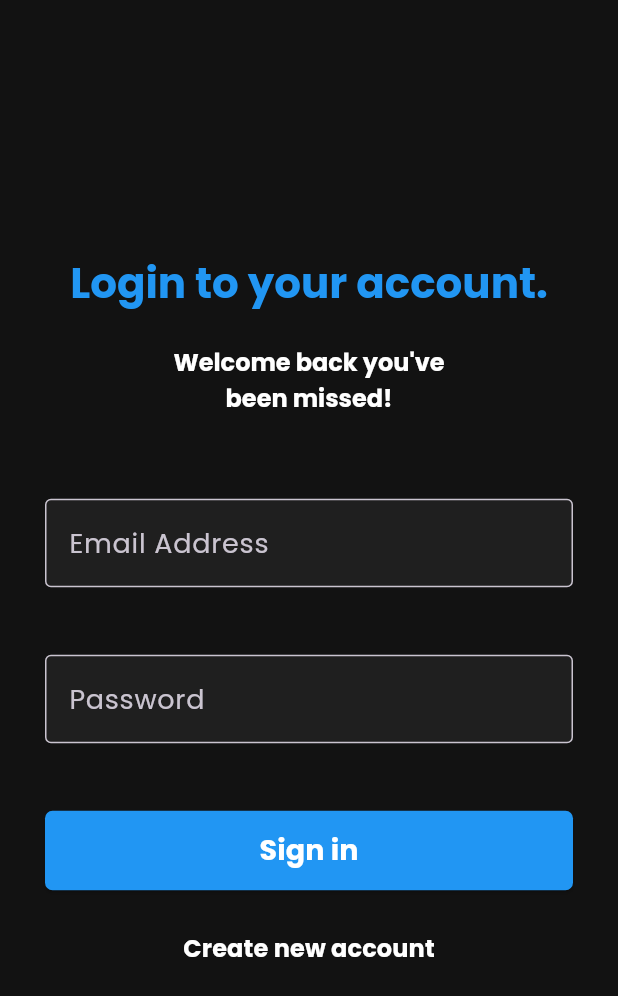
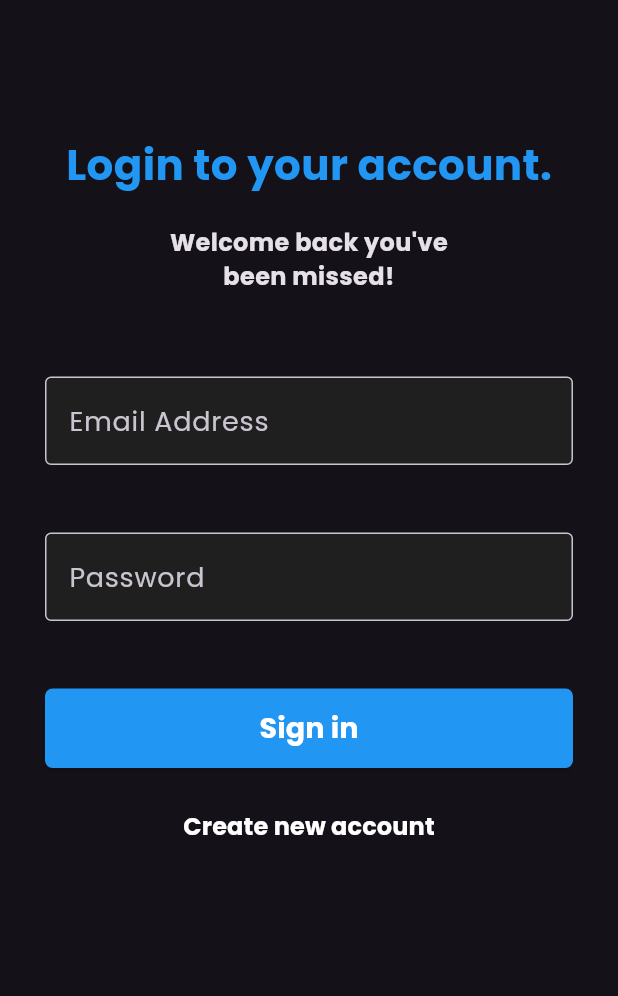
Before and after one commit to Rathy2003/notex_mobile, a Flutter app: the screen it shows after launch, on a phone screen of 412 x 824 dp. Shown: the top 996 px of the screen. Run offline on Flutter 3.47's test engine with Material 3 defaults, Android fonts, the phone set to English and light mode, and no system bars; our stand-ins replace flutter_spinkit, flutter_widget_from_html, font_awesome_flutter, get, get_storage, google_fonts; missing offline and left inert: dart_quill_delta, flutter_quill, flutter_quill_delta_from_html, vsc_quill_delta_to_html; network calls fail.

Commit message:
Fix UI Error

```diff
--- a/lib/controllers/AuthController.dart
+++ b/lib/controllers/AuthController.dart
@@ -39,6 +39,7 @@ class AuthController extends GetxController{
            var token = result['token'];
            box.write("_token", token);
            isLogin.value = true;
+           user_info.value = result['data'];
            Get.offAllNamed(AppRoutes.home);
          }
       });
--- a/lib/controllers/NoteController.dart
+++ b/lib/controllers/NoteController.dart
@@ -52,6 +52,7 @@ class NoteController extends GetxController{
       var result = json.decode(response.body);
       if(result['status'] == 200){
         selected_note['content'] = content;
+        getNotes();
         Get.back();
       }
     });
--- a/lib/pages/login_page.dart
+++ b/lib/pages/login_page.dart
@@ -14,18 +14,16 @@ class LoginPage extends StatelessWidget {
     var _email = TextEditingController(text: "");
     var _password = TextEditingController(text: "");
     final font  = GoogleFonts.poppins().fontFamily;
-
-    return Material(
-      color: AppColors.primaryColor,
-      textStyle: TextStyle(
-          color: AppColors.textColor
-      ),
-      child: Padding(
+    return Scaffold(
+      resizeToAvoidBottomInset: true,
+      body: Padding(
         padding: const EdgeInsets.all(30.0),
-        child: Obx(()=> authController.isReady.value ? Column(
+        child: Obx(()=> authController.isReady.value ? SingleChildScrollView(
+          child: Column(
             crossAxisAlignment: CrossAxisAlignment.center,
             mainAxisAlignment: MainAxisAlignment.center,
             children: [
+              SizedBox(height: 60,),
               Text(
                 "Login to your account.",
                 style: TextStyle(
@@ -158,6 +156,7 @@ class LoginPage extends StatelessWidget {
                   )
               )
             ],
+          ),
         ) : SizedBox.shrink()),
       ),
     );
```
Also changed, not shown: lib/pages/text_editor_page.dart (+11 -8 lines), lib/pages/view_note_page.dart (+5 -4 lines), lib/widgets/CustomAlertDialog.dart (+21 -1 lines). Lines whose indentation alone changed are shown as unchanged.
